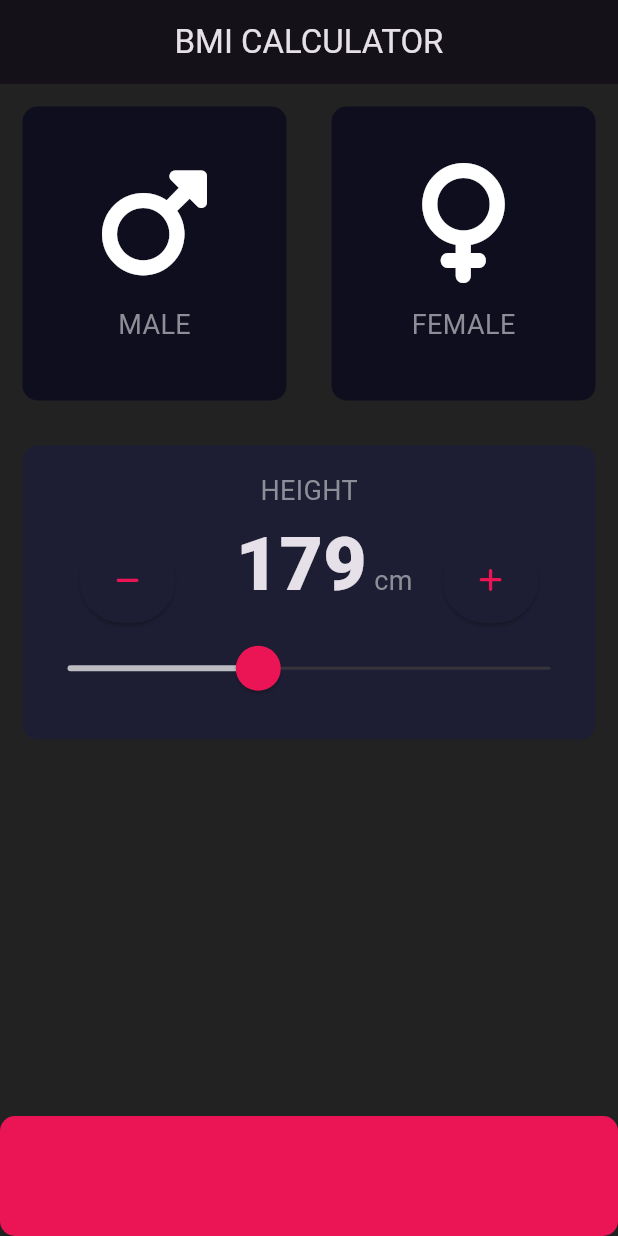
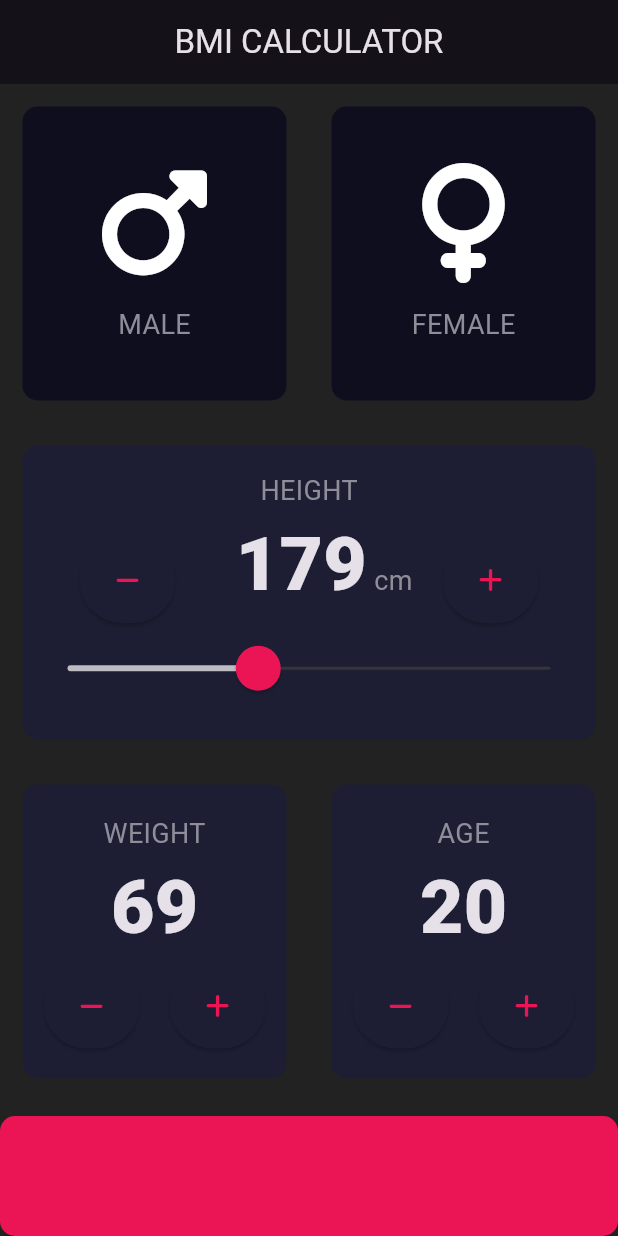
Before and after one commit to Gupta-Aniket/bmi-app, a Flutter app: the screen it shows after launch, after a tap on an icon or button, on a phone screen of 412 x 824 dp. Run offline on Flutter 3.47's test engine with Material 3 defaults, Android fonts, the phone set to English and light mode, and no system bars; our stand-ins replace font_awesome_flutter.

Commit message:
added weight card and height card, along with the buttons

```diff
--- a/lib/input_page.dart
+++ b/lib/input_page.dart
@@ -21,6 +21,17 @@ class _InputPageState extends State<InputPage> {
   // no gender as i am unable to make it empty or null variable.
   Genders selectedGender = Genders.noGender;
   int height = 180;
+  int weight = 70;
+  int age = 20;
+
+  int increment(int n) {
+    return n + 1;
+  }
+
+  int decrement(int n) {
+    return n - 1;
+  }
+
   @override
   Widget build(BuildContext context) {
     return Scaffold(
@@ -88,7 +99,7 @@ class _InputPageState extends State<InputPage> {
                         icon: FontAwesomeIcons.minus,
                         onPress: () {
                           setState(() {
-                            height--;
+                            height = decrement(height);
                           });
                         },
                       ),
@@ -110,7 +121,7 @@ class _InputPageState extends State<InputPage> {
                         icon: FontAwesomeIcons.plus,
                         onPress: () {
                           setState(() {
-                            height++;
+                            height = increment(height);
                           });
                         },
                       ),
@@ -146,10 +157,86 @@ class _InputPageState extends State<InputPage> {
             child: Row(
               children: [
                 Expanded(
-                  child: ReusableCard(cardBGColor: kActiveCardColor),
+                  child: ReusableCard(
+                    cardBGColor: kActiveCardColor,
+                    cardChild: Column(
+                      mainAxisAlignment: MainAxisAlignment.center,
+                      children: [
+                        Text(
+                          "WEIGHT",
+                          style: kDisplayStyle,
+                        ),
+                        Text(
+                          weight.toString(),
+                          style: kNumberStyle,
+                        ),
+                        Row(
+                          mainAxisAlignment: MainAxisAlignment.center,
+                          children: [
+                            ReuseableButton(
+                                icon: FontAwesomeIcons.minus,
+                                onPress: () {
+                                  setState(() {
+                                    weight = decrement(weight);
+                                  });
+                                }),
+                            const SizedBox(
+                              width: 20,
+                            ),
+                            ReuseableButton(
+                              icon: FontAwesomeIcons.plus,
+                              onPress: () {
+                                setState(() {
+                                  weight = increment(weight);
+                                });
+                              },
+                            ),
+                          ],
+                        ),
+                      ],
+                    ),
+                  ),
                 ),
                 Expanded(
-                  child: ReusableCard(cardBGColor: kActiveCardColor),
+                  child: ReusableCard(
+                    cardBGColor: kActiveCardColor,
+                    cardChild: Column(
+                      mainAxisAlignment: MainAxisAlignment.center,
+                      children: [
+                        Text(
+                          "AGE",
+                          style: kDisplayStyle,
+                        ),
+                        Text(
+                          age.toString(),
+                          style: kNumberStyle,
+                        ),
+                        Row(
+                          mainAxisAlignment: MainAxisAlignment.center,
+                          children: [
+                            ReuseableButton(
+                                icon: FontAwesomeIcons.minus,
+                                onPress: () {
+                                  setState(() {
+                                    age = decrement(age);
+                                  });
+                                }),
+                            const SizedBox(
+                              width: 20,
+                            ),
+                            ReuseableButton(
+                              icon: FontAwesomeIcons.plus,
+                              onPress: () {
+                                setState(() {
+                                  age = increment(age);
+                                });
+                              },
+                            ),
+                          ],
+                        ),
+                      ],
+                    ),
+                  ),
                 ),
               ],
             ),
--- a/lib/reusableButton.dart
+++ b/lib/reusableButton.dart
@@ -5,12 +5,15 @@ import 'package:font_awesome_flutter/font_awesome_flutter.dart';
 class ReuseableButton extends StatelessWidget {
   final IconData icon;
   final VoidCallback onPress;
-  ReuseableButton({required this.icon, required this.onPress});
+  final VoidCallback? onLongPress;
+  ReuseableButton(
+      {required this.icon, required this.onPress, this.onLongPress});
 
   @override
   Widget build(BuildContext context) {
     return ElevatedButton(
       onPressed: onPress,
+      onLongPress: onLongPress,
       style: ElevatedButton.styleFrom(
         padding: const EdgeInsets.all(20),
         foregroundColor: kBottomCalcColor,
```
